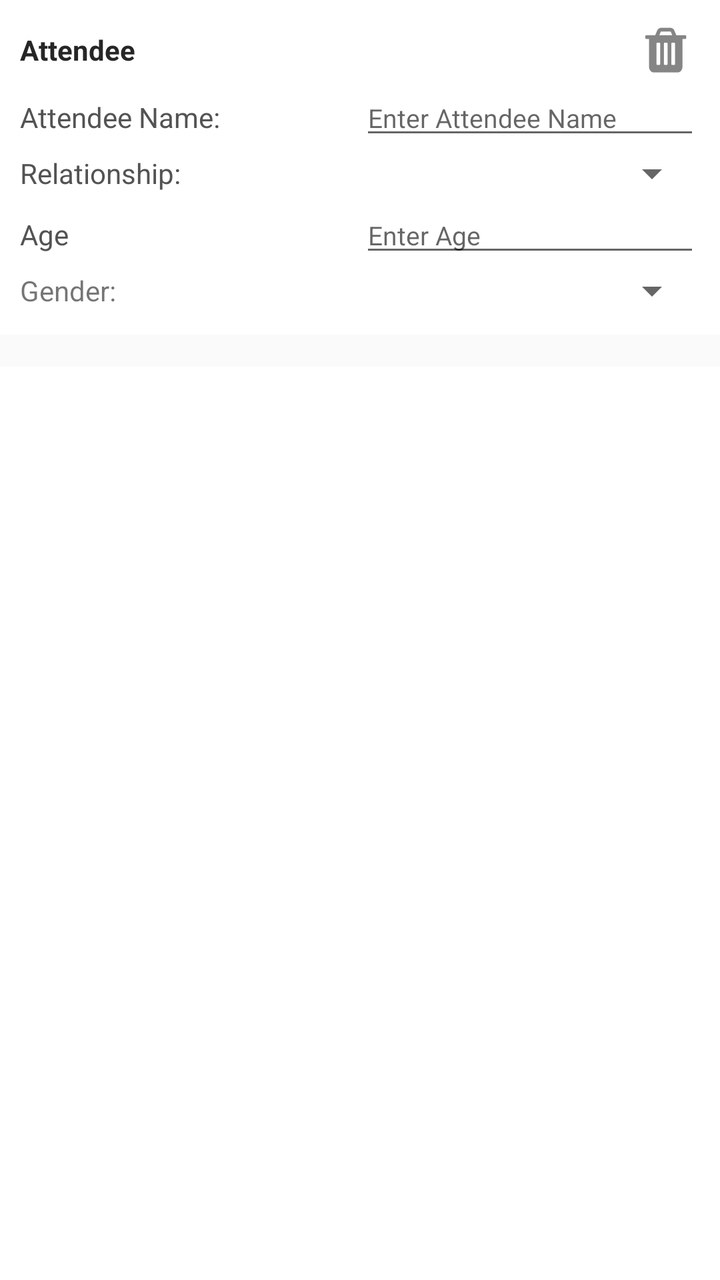
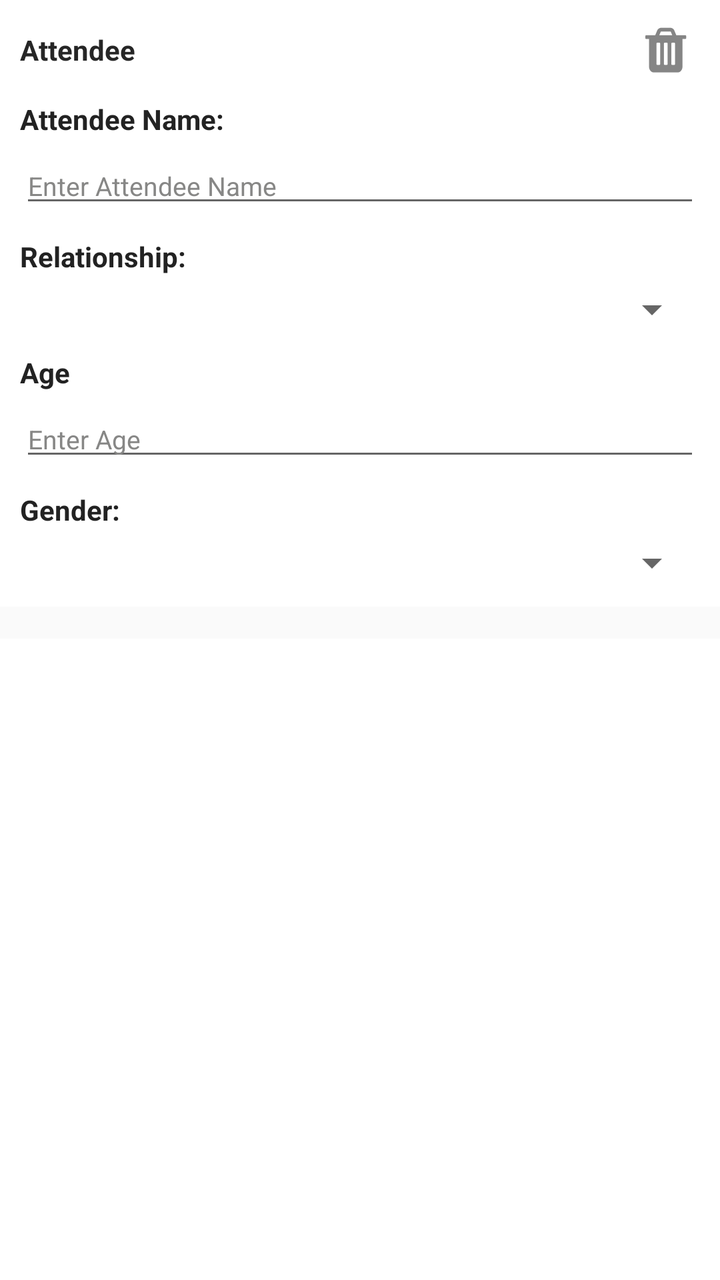

Two renders of the same Android screen: before a commit and after it. Below are the layout's source before the change and the commit's diff.
<!-- AndroidManifest.xml: application theme AppCompactTheme -->
<!-- res/layout/layout_additional_trainee.xml -->
<?xml version="1.0" encoding="utf-8"?>
<LinearLayout
    xmlns:android="http://schemas.android.com/apk/res/android"
    android:layout_width="match_parent"
    android:orientation="vertical"
    android:background="@color/white"
    android:layout_height="wrap_content">

    <LinearLayout
        android:id="@+id/Attendee_layout"
        android:orientation="horizontal"
        android:weightSum="1"
        android:paddingLeft="@dimen/margin_10"
        android:paddingRight="@dimen/margin_10"
        android:layout_marginTop="@dimen/margin_10"
        android:layout_width="match_parent"
        android:layout_height="wrap_content">

        <TextView
            android:id="@+id/lblAttendee"
            android:layout_width="match_parent"
            android:layout_weight="0.1"
            android:text="Attendee"
            android:textStyle="bold"
            android:layout_gravity="center_vertical|center_horizontal"
            android:textColor="@color/black_attendee"
            android:layout_height="wrap_content"/>

        <ImageView
            android:id="@+id/btndeleteAttendee"
            android:layout_width="match_parent"
            android:layout_weight="0.9"
            android:adjustViewBounds="true"
            android:scaleType="fitCenter"
            android:src="@drawable/ic_delete_item"
            android:layout_gravity="center_vertical|center_horizontal"
            android:layout_height="wrap_content"/>

    </LinearLayout>

    <LinearLayout
        android:id="@+id/traineeNameContainer"
        android:orientation="horizontal"
        android:weightSum="2"
        android:paddingLeft="@dimen/margin_10"
        android:paddingRight="@dimen/margin_10"
        android:layout_width="match_parent"
        android:layout_height="wrap_content">

        <TextView
            android:id="@+id/lblTraineeName"
            android:layout_width="match_parent"
            android:layout_weight="1"
            android:text="@string/attendee_name"
            android:textColor="@color/text_label_attendee"
            android:layout_height="wrap_content"/>

        <EditText
            android:id="@+id/etTraineeName"
            android:layout_width="match_parent"
            android:layout_weight="1"
            android:hint="@string/attendee_name_hint"
            android:textSize="13sp"
            android:paddingLeft="4dp"
            android:textColor="@color/text_label_attendee"
            android:layout_height="wrap_content"/>

    </LinearLayout>

    <LinearLayout
        android:id="@+id/traineeRelationshipContainer"
        android:orientation="horizontal"
        android:weightSum="2"
        android:paddingLeft="@dimen/margin_10"
        android:paddingRight="@dimen/margin_10"
        android:layout_width="match_parent"
        android:layout_height="wrap_content">

        <TextView
            android:id="@+id/lblTraineeRelationship"
            android:layout_width="match_parent"
            android:layout_weight="1"
            android:text="@string/attendee_relationship"
            android:textColor="@color/text_label_attendee"
            android:layout_height="wrap_content"/>

        <Spinner
            android:id="@+id/spinnerRelationship"
            android:layout_width="match_parent"
            android:layout_weight="1"
            android:entries="@array/Trainee_relationships"
            android:textColor="@color/text_label_attendee"
            android:layout_height="wrap_content"/>

    </LinearLayout>


    <LinearLayout
        android:id="@+id/traineeContainer"
        android:orientation="horizontal"
        android:weightSum="2"
        android:paddingLeft="@dimen/margin_10"
        android:paddingRight="@dimen/margin_10"
        android:layout_width="match_parent"
        android:layout_height="wrap_content">

        <TextView
            android:id="@+id/lblTraineeAge"
            android:layout_width="match_parent"
            android:layout_weight="1"
            android:text="@string/attendee_age"
            android:textColor="@color/text_label_attendee"
            android:layout_height="wrap_content"/>

        <EditText
            android:id="@+id/etTraineeAge"
            android:layout_width="match_parent"
            android:layout_weight="1"
            android:textSize="13sp"
            android:hint="@string/attendee_hint_age"
            android:paddingLeft="4dp"
            android:layout_height="wrap_content"/>

    </LinearLayout>

    <LinearLayout
        android:id="@+id/traineeGenderContainer"
        android:orientation="horizontal"
        android:weightSum="2"
        android:paddingLeft="@dimen/margin_10"
        android:paddingRight="@dimen/margin_10"
        android:layout_marginBottom="@dimen/margin_10"
        android:layout_width="match_parent"
        android:layout_height="wrap_content">

        <TextView
            android:id="@+id/lblTraineeGender"
            android:layout_width="match_parent"
            android:layout_weight="1"
            android:text="@string/attendee_sex"
            android:layout_height="wrap_content"/>

        <Spinner
            android:id="@+id/spinnerGender"
            android:layout_width="match_parent"
            android:layout_weight="1"
            android:entries="@array/genders"
            android:textColor="@color/text_label_attendee"
            android:layout_height="wrap_content"/>

    </LinearLayout>

    <LinearLayout
        android:layout_width="match_parent"
        android:background="@color/background_attendee"
        android:layout_height="16dp"/>

</LinearLayout>
<!-- resources referenced by this layout -->
<resources>
  <string-array name="Trainee_relationships">
          <item>Farmer\'s son/daughter</item>
          <item>Farmer\'s niece/nephew</item>
          <item>Farmer\'s spouse</item>
          <item>Other</item>
      </string-array>
  <string-array name="genders">
          <item>Male</item>
          <item>Female</item>
      </string-array>
  <color name="background_attendee">#FAFAFA</color>
  <color name="black_attendee">#262626</color>
  <color name="text_label_attendee">#535353</color>
  <color name="white">#FFFFFF</color>
  <dimen name="margin_10">10dp</dimen>
  <!-- drawable ic_delete_item: png bitmap (drawable-hdpi, 1654 bytes) -->
  <string name="attendee_age">Age</string>
  <string name="attendee_hint_age">Enter Age</string>
  <string name="attendee_name">Attendee Name:</string>
  <string name="attendee_name_hint">Enter Attendee Name</string>
  <string name="attendee_relationship">Relationship:</string>
  <string name="attendee_sex">Gender:</string>
  <style name="AppCompactTheme" parent="Theme.AppCompat.Light">
          
          <item name="spinnerStyle">@android:style/Widget.Holo.Light.Spinner</item>
          <item name="android:spinnerItemStyle">@style/SpinnerItem</item>
          <item name="spinnerDropDownItemStyle">@style/SpinnerItem.DropDownItem</item>
          <item name="dropDownListViewStyle">@style/StandardSpinner</item>
  
          <item name="actionBarStyle">@style/AppTheme.ActionBarStyle</item>
          <item name="android:splitMotionEvents">false</item>
          <item name="android:windowEnableSplitTouch">false</item>
  
      </style>
  <style name="SpinnerItem" parent="Widget.AppCompat.TextView.SpinnerItem">
          <item name="android:textColor">@color/ofis_base_font_white</item>
          <item name="android:textSize">@dimen/ofis_spinner_text</item>
      </style>
  <style name="SpinnerItem.DropDownItem" parent="Widget.AppCompat.Light.DropDownItem.Spinner">
          <item name="android:textColor">@color/ofis_text_field</item>
          <item name="background">@color/ofis_spinner_item_background</item>
      </style>
  <style name="StandardSpinner" parent="Widget.AppCompat.ListView.DropDown">
          <item name="android:dividerHeight">@dimen/ofis_spinner_itemseparator</item>
          <item name="divider">@color/ofis_spinner_divider</item>
      </style>
  <style name="AppTheme.ActionBarStyle" parent="Theme.AppCompat.Light">
          <item name="titleTextStyle">@style/AppTheme.ActionBar.TitleTextStyle</item>
      </style>
  <color name="ofis_base_font_white">#ffffff</color>
  <dimen name="ofis_spinner_text">14sp</dimen>
  <color name="ofis_text_field">#DE000000</color>
  <color name="ofis_spinner_item_background">@color/ofis_actionbar_background</color>
  <dimen name="ofis_spinner_itemseparator">1dp</dimen>
  <color name="ofis_spinner_divider">#ff333333</color>
  <style name="AppTheme.ActionBar.TitleTextStyle" parent="android:TextAppearance">
          <item name="android:textSize">@dimen/ofis_large_text</item>
          <item name="android:textStyle">bold</item>
      </style>
  <color name="ofis_actionbar_background">#dddddd</color>
  <dimen name="ofis_large_text">17sp</dimen>
</resources>

<!-- the commit's change to res/layout/layout_additional_trainee.xml (unified diff, before → after) -->
@@ -40,54 +40,56 @@
 
     <LinearLayout
         android:id="@+id/traineeNameContainer"
-        android:orientation="horizontal"
-        android:weightSum="2"
-        android:paddingLeft="@dimen/margin_10"
-        android:paddingRight="@dimen/margin_10"
+        android:orientation="vertical"
+        android:layout_marginLeft="@dimen/margin_10"
+        android:layout_marginRight="@dimen/margin_10"
+        android:layout_marginTop="@dimen/margin_10"
         android:layout_width="match_parent"
         android:layout_height="wrap_content">
 
         <TextView
             android:id="@+id/lblTraineeName"
             android:layout_width="match_parent"
-            android:layout_weight="1"
             android:text="@string/attendee_name"
-            android:textColor="@color/text_label_attendee"
+            android:textStyle="bold"
+            android:textColor="@color/ofis_base_font_dark"
             android:layout_height="wrap_content"/>
 
         <EditText
             android:id="@+id/etTraineeName"
             android:layout_width="match_parent"
-            android:layout_weight="1"
             android:hint="@string/attendee_name_hint"
+            android:inputType="textCapWords"
             android:textSize="13sp"
             android:paddingLeft="4dp"
+            android:layout_marginTop="5dp"
             android:textColor="@color/text_label_attendee"
+            android:textColorHint="@color/icon_grey_palette_2"
             android:layout_height="wrap_content"/>
 
     </LinearLayout>
 
     <LinearLayout
         android:id="@+id/traineeRelationshipContainer"
-        android:orientation="horizontal"
-        android:weightSum="2"
-        android:paddingLeft="@dimen/margin_10"
-        android:paddingRight="@dimen/margin_10"
+        android:orientation="vertical"
+        android:layout_marginLeft="@dimen/margin_10"
+        android:layout_marginRight="@dimen/margin_10"
+        android:layout_marginTop="@dimen/margin_10"
         android:layout_width="match_parent"
         android:layout_height="wrap_content">
 
         <TextView
             android:id="@+id/lblTraineeRelationship"
             android:layout_width="match_parent"
-            android:layout_weight="1"
             android:text="@string/attendee_relationship"
-            android:textColor="@color/text_label_attendee"
+            android:textStyle="bold"
+            android:textColor="@color/ofis_base_font_dark"
             android:layout_height="wrap_content"/>
 
         <Spinner
             android:id="@+id/spinnerRelationship"
             android:layout_width="match_parent"
-            android:layout_weight="1"
+            android:layout_marginTop="5dp"
             android:entries="@array/Trainee_relationships"
             android:textColor="@color/text_label_attendee"
             android:layout_height="wrap_content"/>
@@ -97,38 +99,40 @@
 
     <LinearLayout
         android:id="@+id/traineeContainer"
-        android:orientation="horizontal"
-        android:weightSum="2"
-        android:paddingLeft="@dimen/margin_10"
-        android:paddingRight="@dimen/margin_10"
+        android:orientation="vertical"
+        android:layout_marginLeft="@dimen/margin_10"
+        android:layout_marginRight="@dimen/margin_10"
+        android:layout_marginTop="@dimen/margin_10"
         android:layout_width="match_parent"
         android:layout_height="wrap_content">
 
         <TextView
             android:id="@+id/lblTraineeAge"
             android:layout_width="match_parent"
-            android:layout_weight="1"
             android:text="@string/attendee_age"
-            android:textColor="@color/text_label_attendee"
+            android:textStyle="bold"
+            android:textColor="@color/ofis_base_font_dark"
             android:layout_height="wrap_content"/>
 
         <EditText
             android:id="@+id/etTraineeAge"
             android:layout_width="match_parent"
-            android:layout_weight="1"
             android:textSize="13sp"
             android:hint="@string/attendee_hint_age"
             android:paddingLeft="4dp"
+            android:inputType="number"
+            android:layout_marginTop="5dp"
+            android:textColorHint="@color/icon_grey_palette_2"
             android:layout_height="wrap_content"/>
 
     </LinearLayout>
 
     <LinearLayout
         android:id="@+id/traineeGenderContainer"
-        android:orientation="horizontal"
-        android:weightSum="2"
-        android:paddingLeft="@dimen/margin_10"
-        android:paddingRight="@dimen/margin_10"
+        android:orientation="vertical"
+        android:layout_marginLeft="@dimen/margin_10"
+        android:layout_marginRight="@dimen/margin_10"
+        android:layout_marginTop="@dimen/margin_10"
         android:layout_marginBottom="@dimen/margin_10"
         android:layout_width="match_parent"
         android:layout_height="wrap_content">
@@ -136,15 +140,16 @@
         <TextView
             android:id="@+id/lblTraineeGender"
             android:layout_width="match_parent"
-            android:layout_weight="1"
             android:text="@string/attendee_sex"
+            android:textStyle="bold"
+            android:textColor="@color/ofis_base_font_dark"
             android:layout_height="wrap_content"/>
 
         <Spinner
             android:id="@+id/spinnerGender"
             android:layout_width="match_parent"
-            android:layout_weight="1"
             android:entries="@array/genders"
+            android:layout_marginTop="5dp"
             android:textColor="@color/text_label_attendee"
             android:layout_height="wrap_content"/>
 
<!-- resource entries referenced after the edit -->
@@ -12,6 +12,8 @@
       </string-array>
   <color name="background_attendee">#FAFAFA</color>
   <color name="black_attendee">#262626</color>
+  <color name="icon_grey_palette_2">#878786</color>
+  <color name="ofis_base_font_dark">#222222</color>
   <color name="text_label_attendee">#535353</color>
   <color name="white">#FFFFFF</color>
   <dimen name="margin_10">10dp</dimen>
